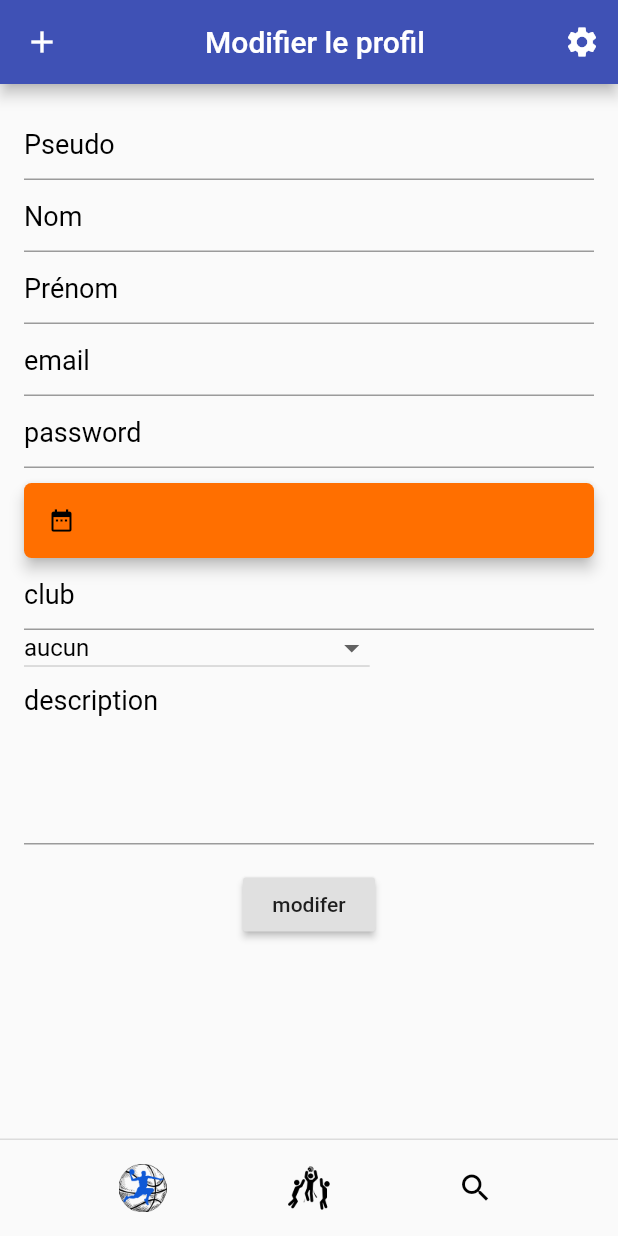
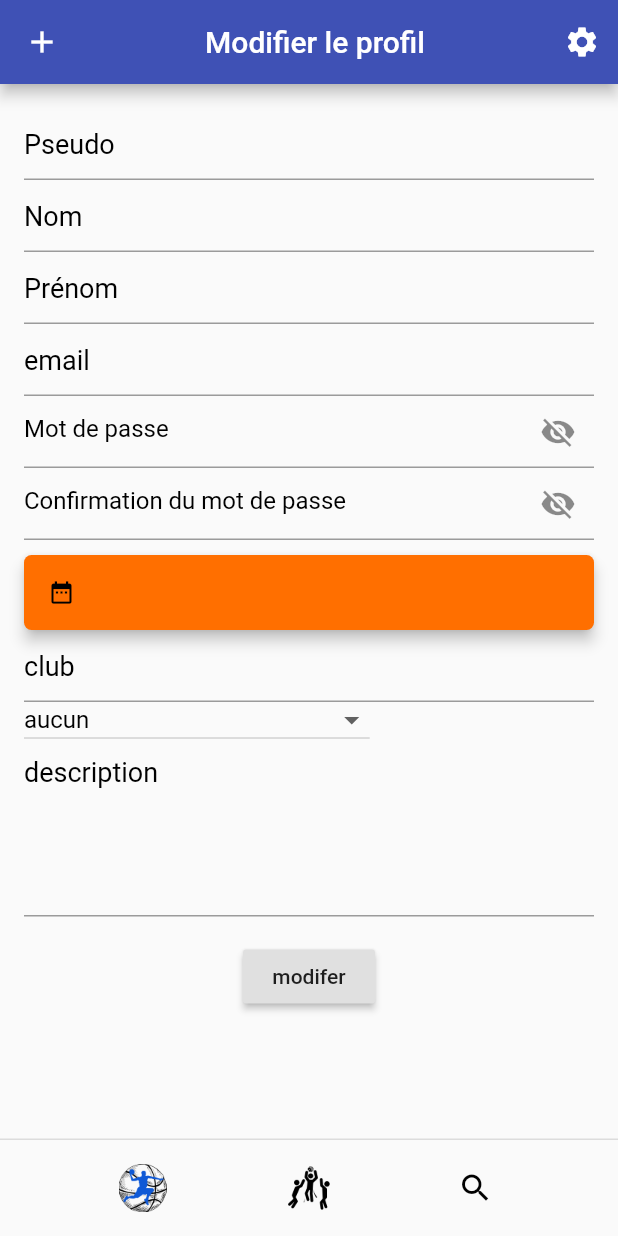
Before and after one commit to celestindeal/MeetBall, a Flutter app: the Modif screen opened by its route, on a phone screen of 412 x 824 dp. Run offline on Flutter 3.47's test engine with Material 2 defaults, Android fonts, the phone set to English and light mode, and no system bars; our stand-ins replace dynamic_theme, firebase_messaging, flutter_datetime_picker, flutter_image_compress, image_picker, location and 4 more; missing offline and left inert: mailer2; accounts and stored records are empty.

Commit message:
modifier les modification

```diff
--- a/lib/modif.dart
+++ b/lib/modif.dart
@@ -27,6 +27,8 @@ var photo;
 var id;
 bool init = true;
 bool affphoto = true;
+bool _passwordVisible = false;
+String confirmation_password ;
 
 class Modif extends StatefulWidget {
   @override
@@ -121,6 +123,7 @@ class _ModfState extends State<Modif> {
 
                     email = model.email;
                     password = model.password;
+                    confirmation_password = model.password;
                     _date = model.age;
                     club = model.club;
                     niveaux = model.niveau;
@@ -147,9 +150,13 @@ class _ModfState extends State<Modif> {
                           ),
                          validator: (value) {
                           if (value.isEmpty) {
-                              return 'Please enter some text';
+                            return 'Pseudo manquant ';
                           }
-                            return null;
+                          if (ScopedModel.of<LoginModel>(context)
+                                  .pseudovalideModif ==
+                              false) {
+                            return 'Ce pseudo est déja pris';
+                          }
                         },
                           onChanged: (value) {
                             pseudo = value;
@@ -207,32 +214,91 @@ class _ModfState extends State<Modif> {
                           ),
                            validator: (value) {
                           if (value.isEmpty) {
-                              return 'Please enter some text';
+                            return 'Veuillez ajouter un email';
                           }
-                            return null;
+                          if (ScopedModel.of<LoginModel>(context).emailvalideModif ==
+                              false) {
+                            return 'Cette adresse email est déja pris';
+                          }
+                          return value.contains('@')
+                              ? null
+                              : "Cette adresse email n'est pas validé";
                         },
                           onChanged: (value) {
                             email = value;
                           },
                         ),
                            TextFormField(
+                             initialValue: model.password,
                       autocorrect: true,
-                          initialValue: model.password,
-                          cursorColor: Colors.black,
-                          style: Theme.of(context).textTheme.display3,
-                          decoration: const InputDecoration(
-                            hintText: 'password',
-                            hintStyle:
-                                TextStyle(color: Colors.black, fontSize: 18.0),
+                        obscureText: !_passwordVisible,
+                        decoration: InputDecoration(
+                          hasFloatingPlaceholder: true,
+                          filled: false,
+                          fillColor: Colors.black,
+                          hintText: 'Mot de passe',
+                          hintStyle: TextStyle(color: Colors.black),
+                          suffixIcon: GestureDetector(
+                            onLongPress: () {
+                              setState(() {
+                                _passwordVisible = true;
+                              });
+                            },
+                            onLongPressUp: () {
+                              setState(() {
+                                _passwordVisible = false;
+                              });
+                            },
+                            child: Icon(_passwordVisible
+                                ? Icons.visibility
+                                : Icons.visibility_off),
                           ),
-                          validator: (value) {
+                        ),
+                        validator: (String value) {
                           if (value.isEmpty) {
-                              return 'Please enter some text';
+                            return "Mot de passe obligatoire";
                           }
-                            return null;
                         },
                         onChanged: (value) {
                           password = value;
+                        },
+                      ),
+                       TextFormField(
+                         initialValue: model.password,
+                      autocorrect: true,
+                        obscureText: !_passwordVisible,
+                        decoration: InputDecoration(
+                          hasFloatingPlaceholder: true,
+                          filled: false,
+                          fillColor: Colors.black,
+                          hintText: 'Confirmation du mot de passe',
+                          hintStyle: TextStyle(color: Colors.black),
+                          suffixIcon: GestureDetector(
+                            onLongPress: () {
+                              setState(() {
+                                _passwordVisible = true;
+                              });
+                            },
+                            onLongPressUp: () {
+                              setState(() {
+                                _passwordVisible = false;
+                              });
+                            },
+                            child: Icon(_passwordVisible
+                                ? Icons.visibility
+                                : Icons.visibility_off),
+                          ),
+                        ),
+                        validator: (String value) {
+                          if (value.isEmpty) {
+                            return "Mot de passe obligatoire";
+                          }
+                          if (confirmation_password != password) {
+                            return "Le mot de passe est different";
+                          }
+                        },
+                        onChanged: (value) {
+                          confirmation_password = value;
                         },
                       ),
                         Container(
@@ -509,6 +575,8 @@ class _ModfState extends State<Modif> {
                             padding: const EdgeInsets.symmetric(vertical: 16.0),
                             child: RaisedButton(
                               onPressed: () async {
+                                await ScopedModel.of<LoginModel>(context)
+                                  .Verification_email_modif(email, pseudo);
                                 if (_formKey.currentState.validate()) {
                                   model.loging = false;
                                   ScopedModel.of<LoginModel>(context).Modif(
```
Also changed, not shown: lib/models/Model_co.dart (+32 -0 lines). Lines whose indentation alone changed are shown as unchanged.
